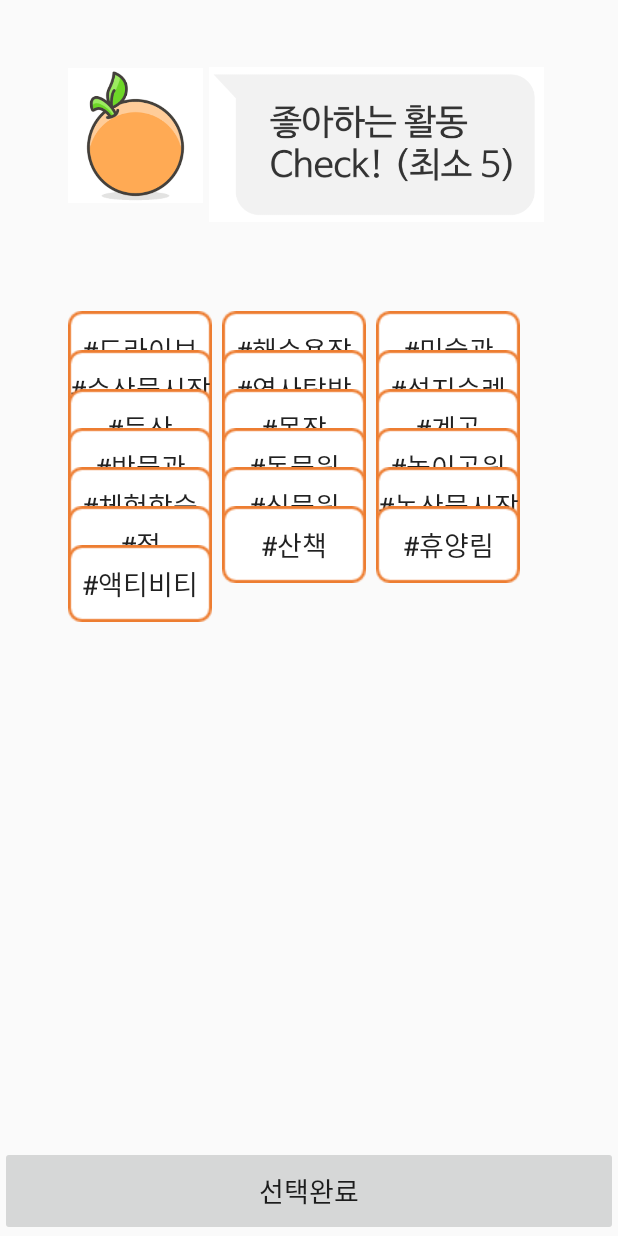
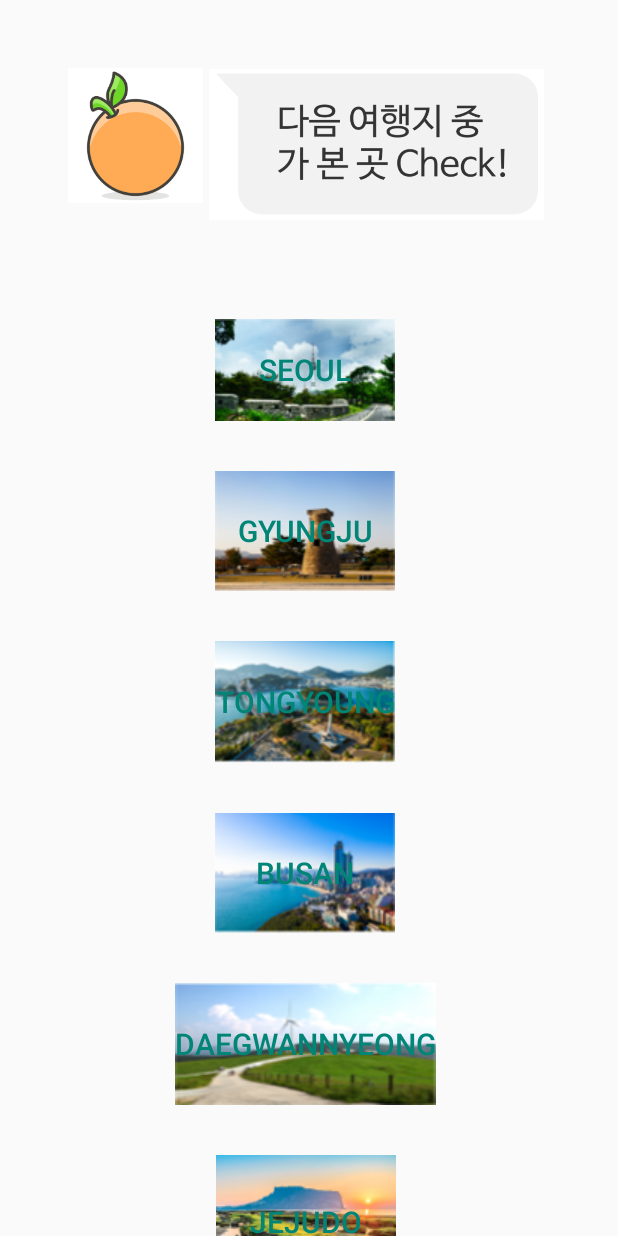
Before and after one commit to chaenkim42/mp, an Android app: the screen it shows after launch (AskPreference before the commit, AskLocation after it), on a phone screen of 412 x 824 dp. Run offline under Robolectric (Android 15) with nearby library versions, the phone set to English and light mode, and no system bars.

Commit message:
add "AskLocation Activity" and set basic functions

```diff
--- a/app/src/main/AndroidManifest.xml
+++ b/app/src/main/AndroidManifest.xml
@@ -15,21 +15,22 @@
         android:roundIcon="@mipmap/ic_launcher_round"
         android:supportsRtl="true"
         android:theme="@style/AppTheme">
-        <activity android:name=".AskPreference"></activity>
-        <activity android:name=".Schedule.ScheduleForm"></activity>
-        <activity android:name=".Search.SearchMap"></activity>
-        <activity android:name=".Search.SearchPage"></activity>
-        <activity android:name=".Splash">
+        <activity android:name=".AskLocation">
             <intent-filter>
                 <action android:name="android.intent.action.MAIN" />
 
                 <category android:name="android.intent.category.LAUNCHER" />
-            </intent-filter>
+            </intent-filter></activity>
+        <activity android:name=".AskPreference" />
+        <activity android:name=".Schedule.ScheduleForm" />
+        <activity android:name=".Search.SearchMap" />
+        <activity android:name=".Search.SearchPage" />
+        <activity android:name=".Splash">
         </activity>
-        <activity android:name=".Main.Main"></activity>
-        <activity android:name=".Main.MyPage"></activity>
-        <activity android:name=".Schedule.AskSchduleDate"></activity>
-        <activity android:name=".AskAccount"></activity>
+        <activity android:name=".Main.Main" />
+        <activity android:name=".Main.MyPage" />
+        <activity android:name=".Schedule.AskSchduleDate" />
+        <activity android:name=".AskAccount" />
 
         <meta-data
             android:name="com.kakao.sdk.AppKey"
--- /dev/null
+++ b/app/src/main/java/com/example/myapplication/AskLocation.java
@@ -0,0 +1,116 @@
+package com.example.myapplication;
+
+import androidx.appcompat.app.AppCompatActivity;
+import androidx.constraintlayout.widget.ConstraintLayout;
+import androidx.constraintlayout.widget.ConstraintSet;
+
+import android.os.Bundle;
+import android.util.Log;
+import android.view.View;
+import android.widget.CompoundButton;
+import android.widget.ToggleButton;
+
+public class AskLocation extends AppCompatActivity implements CompoundButton.OnCheckedChangeListener {
+
+    public String[] placeName = {
+            "seoul","gyungju","tongyoung",
+            "busan","daegwannyeong","jejudo",
+            "kangneung","incheon"
+    };
+    public String[] placeFileName = {
+            "location0","location1","location2",
+            "location3","location4","location5",
+            "location6","location7"
+    };
+
+    //선택된 카테고리 표시
+    int[] selectedBoolean = new int[placeName.length];
+
+    @Override
+    protected void onCreate(Bundle savedInstanceState) {
+        super.onCreate(savedInstanceState);
+        setContentView(R.layout.activity_ask_location);
+
+        int numberOfPlaces = placeName.length;
+        Location[] locationList = new Location[numberOfPlaces];
+
+        for(int i=0; i<numberOfPlaces; i++){
+            String name = placeFileName[i];
+            Location l = new Location(placeName[i], i);
+            l.setName(name);
+            locationList[i] = l;
+        }
+
+        locationList[0].setDrawableId(R.drawable.location0);
+        locationList[1].setDrawableId(R.drawable.location1);
+        locationList[2].setDrawableId(R.drawable.location2);
+        locationList[3].setDrawableId(R.drawable.location3);
+        locationList[4].setDrawableId(R.drawable.location4);
+        locationList[5].setDrawableId(R.drawable.location5);
+        locationList[6].setDrawableId(R.drawable.location6);
+        locationList[7].setDrawableId(R.drawable.location7);
+
+        //처음엔 모두 0(비선택)
+        for(int i=0; i< selectedBoolean.length; i++){
+            selectedBoolean[i] = 0;
+        }
+
+        ConstraintLayout constraintLayout = (ConstraintLayout) findViewById(R.id.askLocation_constraintlayout);
+        ConstraintSet set = new ConstraintSet();
+        ToggleButton[] toggleButtons = new ToggleButton[numberOfPlaces];
+
+        for(int i=0; i<numberOfPlaces; i++){
+            if(i==0){
+                ToggleButton tb = findViewById(R.id.askLocation_toggleBtn_first);
+                tb.setTextOn(placeName[i]);
+                tb.setTextOff(placeName[i]);
+                tb.setOnCheckedChangeListener(this);
+                tb.setId(i+200);
+                tb.setChecked(false);
+                tb.setTextSize(20);
+                tb.setTextColor(getResources().getColor(R.color.colorPrimary));
+                tb.setBackgroundResource(locationList[i].getDrawableId());
+                toggleButtons[i] = tb;
+            }else{
+                ToggleButton tb = new ToggleButton(this);
+                tb.setTextOn(placeName[i]);
+                tb.setTextOff(placeName[i]);
+                tb.setOnCheckedChangeListener(this);
+                tb.setId(i+200);
+                tb.setVisibility(View.VISIBLE);
+                tb.setChecked(false);
+                tb.setTextSize(20);
+                tb.setTextColor(getResources().getColor(R.color.colorPrimary));
+                tb.setBackgroundResource(locationList[i].getDrawableId());
+                toggleButtons[i] = tb;
+                constraintLayout.addView(toggleButtons[i]);
+                set.clone(constraintLayout); //clone after addview to the constraint layout
+
+                set.connect(toggleButtons[i].getId(), ConstraintSet.TOP, toggleButtons[i-1].getId(), ConstraintSet.BOTTOM, 50);
+                set.connect(toggleButtons[i].getId(), ConstraintSet.LEFT, toggleButtons[i-1].getId(), ConstraintSet.LEFT, 0);
+                set.connect(toggleButtons[i].getId(), ConstraintSet.RIGHT, toggleButtons[i-1].getId(), ConstraintSet.RIGHT, 0);
+
+                set.applyTo(constraintLayout); // important
+            }
+        }
+
+
+    }
+
+    @Override
+    public void onCheckedChanged(CompoundButton buttonView, boolean isChecked) {
+        if(isChecked){
+            buttonView.setTextColor(getResources().getColor(R.color.WHITE));
+            selectedBoolean[Integer.valueOf(buttonView.getId())-200] = 1;
+        }else{
+            buttonView.setTextColor(getResources().getColor(R.color.colorPrimary));
+            selectedBoolean[Integer.valueOf(buttonView.getId())-200] = 0;
+        }
+        //test 용 코드
+        String s = "";
+        for(int i=0; i< selectedBoolean.length; i++){
+            s+= String.valueOf(selectedBoolean[i]);
+        }
+        Log.e("select",s);
+    }
+}
--- a/app/src/main/java/com/example/myapplication/AskPreference.java
+++ b/app/src/main/java/com/example/myapplication/AskPreference.java
@@ -14,7 +14,7 @@ import android.widget.ToggleButton;
 
 public class AskPreference extends AppCompatActivity implements ToggleButton.OnCheckedChangeListener {
 
-    private String[] categories = {
+    public String[] categories = {
             "#드라이브","#해수욕장","#미술관","#수산물시장",
             "#역사탐방","#성지순례","#등산","#목장","#계곡",
             "#박물관","#동물원","#놀이공원","#체험학습",
--- /dev/null
+++ b/app/src/main/java/com/example/myapplication/Location.java
@@ -0,0 +1,34 @@
+package com.example.myapplication;
+
+public class Location {
+    private String name;
+    private int id;
+    private int drawableId; // should be R.drawable.blahblah
+
+    public Location(String name, int id){
+        this.name = name;
+        this.id = id;
+    }
+
+    public Location(String name, int id, int drawableId){
+        this.name = name;
+        this.id = id;
+        this.drawableId = drawableId;
+    }
+
+    public void setName(String s){
+        this.name = s;
+    }
+
+    public void setId(int i){
+        this.id = i;
+    }
+
+    public void setDrawableId(int i){
+        this.drawableId = i;
+    }
+
+    public String getName(){return this.name;}
+    public int getId(){return this.id;}
+    public int getDrawableId(){return this.drawableId;}
+}
--- /dev/null
+++ b/app/src/main/res/layout/activity_ask_location.xml
@@ -0,0 +1,58 @@
+<?xml version="1.0" encoding="utf-8"?>
+<androidx.constraintlayout.widget.ConstraintLayout xmlns:android="http://schemas.android.com/apk/res/android"
+    xmlns:app="http://schemas.android.com/apk/res-auto"
+    xmlns:tools="http://schemas.android.com/tools"
+    android:layout_width="match_parent"
+    android:layout_height="match_parent"
+    tools:context=".AskLocation">
+
+    <ImageView
+        android:id="@+id/askLocation_taengIcon"
+        android:layout_width="90dp"
+        android:layout_height="90dp"
+        android:layout_marginStart="45dp"
+        android:layout_marginTop="45dp"
+        app:layout_constraintStart_toStartOf="parent"
+        app:layout_constraintTop_toTopOf="parent"
+        app:srcCompat="@drawable/tangerine" />
+
+    <ImageView
+        android:id="@+id/askLocation_talkbox"
+        android:layout_width="223dp"
+        android:layout_height="142dp"
+        android:layout_marginEnd="45dp"
+        app:layout_constraintBottom_toBottomOf="@+id/askLocation_taengIcon"
+        app:layout_constraintEnd_toEndOf="parent"
+        app:layout_constraintStart_toEndOf="@+id/askLocation_taengIcon"
+        app:layout_constraintTop_toTopOf="@+id/askLocation_taengIcon"
+        app:layout_constraintVertical_bias="0.39"
+        app:srcCompat="@drawable/check2" />
+
+    <ScrollView
+        android:layout_width="0dp"
+        android:layout_height="0dp"
+        android:layout_marginTop="45dp"
+        app:layout_constraintBottom_toBottomOf="parent"
+        app:layout_constraintEnd_toEndOf="@+id/askLocation_talkbox"
+        app:layout_constraintHorizontal_bias="0.0"
+        app:layout_constraintStart_toStartOf="@+id/askLocation_taengIcon"
+        app:layout_constraintTop_toBottomOf="@+id/askLocation_talkbox"
+        app:layout_constraintVertical_bias="0.0">
+
+        <androidx.constraintlayout.widget.ConstraintLayout
+            android:id="@+id/askLocation_constraintlayout"
+            android:layout_width="match_parent"
+            android:layout_height="match_parent">
+
+            <ToggleButton
+                android:id="@+id/askLocation_toggleBtn_first"
+                android:layout_width="wrap_content"
+                android:layout_height="wrap_content"
+                android:text="ToggleButton"
+                app:layout_constraintEnd_toEndOf="parent"
+                app:layout_constraintHorizontal_bias="0.497"
+                app:layout_constraintStart_toStartOf="parent"
+                app:layout_constraintTop_toTopOf="parent" />
+        </androidx.constraintlayout.widget.ConstraintLayout>
+    </ScrollView>
+</androidx.constraintlayout.widget.ConstraintLayout>
--- a/app/src/main/res/values/colors.xml
+++ b/app/src/main/res/values/colors.xml
@@ -3,4 +3,5 @@
     <color name="colorPrimary">#008577</color>
     <color name="colorPrimaryDark">#00574B</color>
     <color name="colorAccent">#D81B60</color>
+    <color name="WHITE">#FFFFFF</color>
 </resources>
```
Also changed, not shown: app/src/main/res/drawable/check2.png (added), app/src/main/res/drawable/location0.png (added), app/src/main/res/drawable/location1.png (added), app/src/main/res/drawable/location2.png (added), app/src/main/res/drawable/location3.png (added), app/src/main/res/drawable/location4.png (added), app/src/main/res/drawable/location5.png (added), app/src/main/res/drawable/location6.png (added), app/src/main/res/drawable/location7.png (added).
